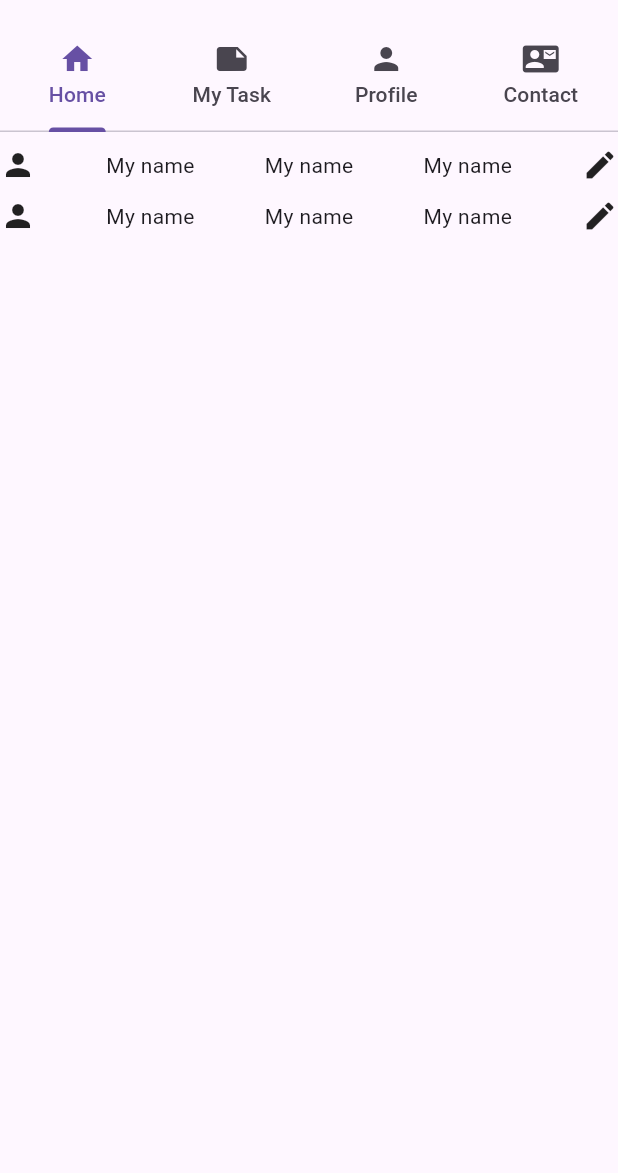
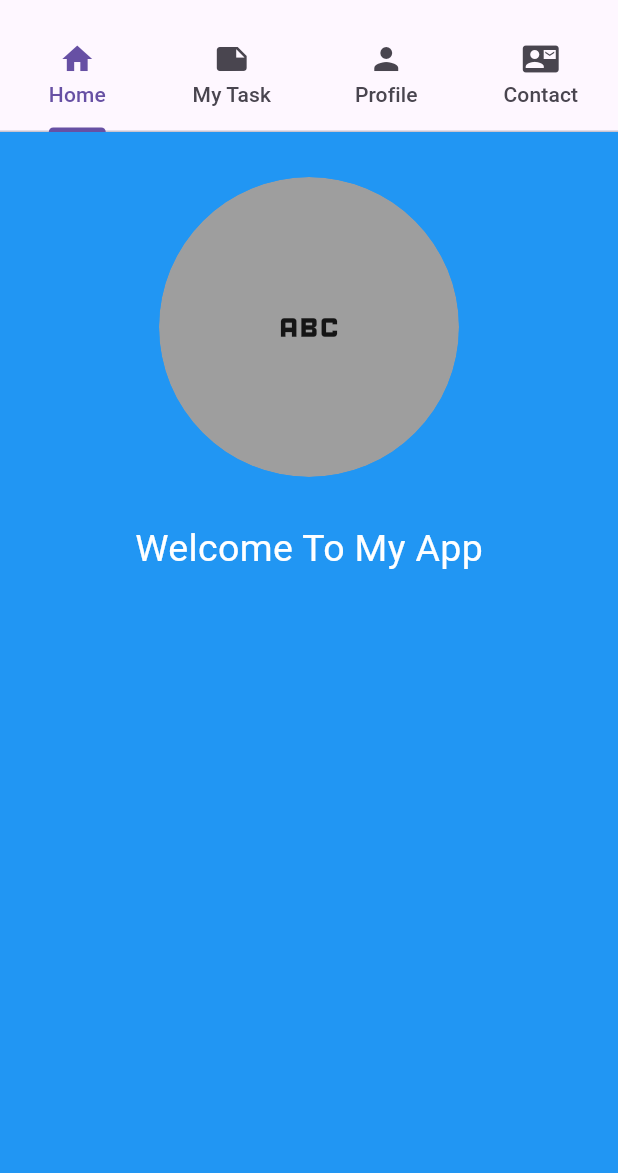
Before and after one commit to baraka1111/flutter-app1, a Flutter app: the screen it shows after launch, on a phone screen of 412 x 824 dp, the part 63-1236 px from its top. Run offline on Flutter 3.47's test engine with Material 3 defaults, Android fonts, the phone set to English and light mode, and no system bars; our stand-ins replace image_picker, permission_handler, sqflite; missing offline and left inert: fast_contacts; accounts and stored records are empty.

Commit message:
creating a home UI

```diff
--- a/lib/home.dart
+++ b/lib/home.dart
@@ -6,58 +6,36 @@ class HomePage extends StatelessWidget {
   @override
   Widget build(BuildContext context) {
     return Scaffold(
-      // appBar: AppBar(
-      //   leading: Icon(Icons.menu),
-      //   title: Text(
-      //     "My App",
-      //     style: TextStyle(fontStyle: FontStyle.italic),
-      //   ),
-      //   backgroundColor: Colors.blue,
-      //   actions: <Widget>[
-      //     IconButton(onPressed: () {}, icon: Icon(Icons.search))
-      //   ],
-      // ),
-      body: ListView(
-        children: [
-          SizedBox(
-            height: 10,
-          ),
-          Row(
-            mainAxisAlignment: MainAxisAlignment.spaceBetween,
-            children: [
-              Icon(Icons.person),
-              Text("My name"),
-              Text("My name"),
-              Text("My name"),
-              GestureDetector(
-                  onTap: () {
-                    Navigator.push(context,
-                        MaterialPageRoute(builder: (context) => TabScreen()));
-                  },
-                  child: Icon(Icons.edit)),
-            ],
-          ),
-          SizedBox(
-            height: 10,
-          ),
-          Row(
-            mainAxisAlignment: MainAxisAlignment.spaceBetween,
-            children: [
-              Icon(Icons.person),
-              Text("My name"),
-              Text("My name"),
-              Text("My name"),
-              GestureDetector(
-                  onTap: () {
-                    Navigator.push(
-                        context,
-                        MaterialPageRoute(
-                            builder: (context) => ProfileInfoScreen()));
-                  },
-                  child: Icon(Icons.edit)),
-            ],
-          ),
-        ],
+      body: Container(
+        height: MediaQuery.of(context).size.height,
+        width: double.infinity,
+        color: Colors.blue,
+        child: Column(
+          children: [
+            SizedBox(
+              height: 30,
+            ),
+            ClipOval(
+              child: Container(
+                height: 200,
+                width: 200,
+                decoration:
+                    BoxDecoration(shape: BoxShape.circle, color: Colors.grey),
+                child: Icon(
+                  Icons.abc,
+                  size: 50,
+                ),
+              ),
+            ),
+            SizedBox(
+              height: 30,
+            ),
+            Text(
+              "Welcome To My App",
+              style: TextStyle(fontSize: 25, color: Colors.white),
+            )
+          ],
+        ),
       ),
     );
   }
```
